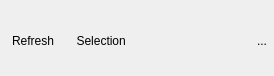
First picture: the form in src/ui/qgsbrowserdockwidgetbase.ui, repository qgis/QGIS, before the edit.
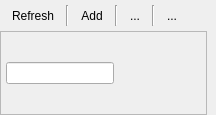
Second picture: the form after the edit. Icons and pictures are not drawn.

Commit message: browser filter

```diff
--- a/src/ui/qgsbrowserdockwidgetbase.ui
+++ b/src/ui/qgsbrowserdockwidgetbase.ui
@@ -6,8 +6,8 @@
    <rect>
     <x>0</x>
     <y>0</y>
-    <width>274</width>
-    <height>76</height>
+    <width>216</width>
+    <height>115</height>
    </rect>
   </property>
   <property name="windowTitle">
@@ -42,22 +42,12 @@
       <property name="spacing">
        <number>5</number>
       </property>
-      <item>
-       <spacer name="horizontalSpacer_2">
-        <property name="orientation">
-         <enum>Qt::Horizontal</enum>
-        </property>
-        <property name="sizeType">
-         <enum>QSizePolicy::Fixed</enum>
-        </property>
-        <property name="sizeHint" stdset="0">
-         <size>
-          <width>5</width>
-          <height>1</height>
-         </size>
-        </property>
-       </spacer>
-      </item>
+      <property name="leftMargin">
+       <number>5</number>
+      </property>
+      <property name="rightMargin">
+       <number>5</number>
+      </property>
       <item>
        <widget class="QToolButton" name="mBtnRefresh">
         <property name="toolTip">
@@ -71,20 +61,27 @@
           <normaloff>:/images/themes/default/mActionRefresh.png</normaloff>:/images/themes/default/mActionRefresh.png</iconset>
         </property>
         <property name="toolButtonStyle">
-         <enum>Qt::ToolButtonTextBesideIcon</enum>
+         <enum>Qt::ToolButtonIconOnly</enum>
         </property>
         <property name="autoRaise">
          <bool>true</bool>
         </property>
        </widget>
       </item>
+      <item>
+       <widget class="Line" name="line_3">
+        <property name="orientation">
+         <enum>Qt::Vertical</enum>
+        </property>
+       </widget>
+      </item>
       <item>
        <widget class="QToolButton" name="mBtnAddLayers">
         <property name="toolTip">
          <string>Add Selected Layers</string>
         </property>
         <property name="text">
-         <string> Selection</string>
+         <string>Add</string>
         </property>
         <property name="icon">
          <iconset resource="../../images/images.qrc">
@@ -99,17 +96,11 @@
        </widget>
       </item>
       <item>
-       <spacer name="horizontalSpacer">
+       <widget class="Line" name="line">
         <property name="orientation">
-         <enum>Qt::Horizontal</enum>
+         <enum>Qt::Vertical</enum>
         </property>
-        <property name="sizeHint" stdset="0">
-         <size>
-          <width>40</width>
-          <height>20</height>
-         </size>
-        </property>
-       </spacer>
+       </widget>
       </item>
       <item>
        <widget class="QToolButton" name="mBtnCollapse">
@@ -128,10 +119,217 @@
         </property>
        </widget>
       </item>
+      <item>
+       <widget class="Line" name="line_2">
+        <property name="orientation">
+         <enum>Qt::Vertical</enum>
+        </property>
+       </widget>
+      </item>
+      <item>
+       <widget class="QToolButton" name="mBtnFilterShow">
+        <property name="toolTip">
+         <string>FIlter Files</string>
+        </property>
+        <property name="text">
+         <string>...</string>
+        </property>
+        <property name="icon">
+         <iconset resource="../../images/images.qrc">
+          <normaloff>:/images/themes/default/mActionFilter.png</normaloff>:/images/themes/default/mActionFilter.png</iconset>
+        </property>
+        <property name="checkable">
+         <bool>true</bool>
+        </property>
+        <property name="checked">
+         <bool>false</bool>
+        </property>
+        <property name="autoRaise">
+         <bool>true</bool>
+        </property>
+       </widget>
+      </item>
+      <item>
+       <spacer name="horizontalSpacer">
+        <property name="orientation">
+         <enum>Qt::Horizontal</enum>
+        </property>
+        <property name="sizeType">
+         <enum>QSizePolicy::MinimumExpanding</enum>
+        </property>
+        <property name="sizeHint" stdset="0">
+         <size>
+          <width>0</width>
+          <height>1</height>
+         </size>
+        </property>
+       </spacer>
+      </item>
      </layout>
     </item>
     <item>
-     <layout class="QHBoxLayout" name="mLayoutBrowser"/>
+     <widget class="QWidget" name="mWidgetFilter" native="true">
+      <layout class="QHBoxLayout" name="horizontalLayout">
+       <property name="spacing">
+        <number>0</number>
+       </property>
+       <property name="margin">
+        <number>0</number>
+       </property>
+       <item>
+        <widget class="QFrame" name="frame">
+         <property name="sizePolicy">
+          <sizepolicy hsizetype="Expanding" vsizetype="Minimum">
+           <horstretch>0</horstretch>
+           <verstretch>0</verstretch>
+          </sizepolicy>
+         </property>
+         <property name="frameShape">
+          <enum>QFrame::StyledPanel</enum>
+         </property>
+         <property name="frameShadow">
+          <enum>QFrame::Raised</enum>
+         </property>
+         <layout class="QHBoxLayout" name="horizontalLayout_3">
+          <property name="spacing">
+           <number>5</number>
+          </property>
+          <property name="leftMargin">
+           <number>5</number>
+          </property>
+          <property name="topMargin">
+           <number>0</number>
+          </property>
+          <property name="rightMargin">
+           <number>5</number>
+          </property>
+          <property name="bottomMargin">
+           <number>0</number>
+          </property>
+          <item>
+           <widget class="QLineEdit" name="mLeFilter">
+            <property name="sizePolicy">
+             <sizepolicy hsizetype="MinimumExpanding" vsizetype="Fixed">
+              <horstretch>0</horstretch>
+              <verstretch>0</verstretch>
+             </sizepolicy>
+            </property>
+            <property name="minimumSize">
+             <size>
+              <width>50</width>
+              <height>0</height>
+             </size>
+            </property>
+            <property name="maximumSize">
+             <size>
+              <width>200</width>
+              <height>16777215</height>
+             </size>
+            </property>
+            <property name="baseSize">
+             <size>
+              <width>0</width>
+              <height>0</height>
+             </size>
+            </property>
+           </widget>
+          </item>
+          <item>
+           <widget class="QToolButton" name="mBtnFilter">
+            <property name="maximumSize">
+             <size>
+              <width>16777215</width>
+              <height>16777215</height>
+             </size>
+            </property>
+            <property name="toolTip">
+             <string>Filter files</string>
+            </property>
+            <property name="text">
+             <string/>
+            </property>
+            <property name="icon">
+             <iconset resource="../../images/images.qrc">
+              <normaloff>:/images/themes/default/mActionFilter.png</normaloff>:/images/themes/default/mActionFilter.png</iconset>
+            </property>
+            <property name="autoRaise">
+             <bool>true</bool>
+            </property>
+           </widget>
+          </item>
+          <item>
+           <widget class="QToolButton" name="mBtnFilterClear">
+            <property name="toolTip">
+             <string>Clear Filter</string>
+            </property>
+            <property name="text">
+             <string/>
+            </property>
+            <property name="icon">
+             <iconset resource="../../images/images.qrc">
+              <normaloff>:/images/themes/default/mActionFilterDelete.png</normaloff>:/images/themes/default/mActionFilterDelete.png</iconset>
+            </property>
+            <property name="autoRaise">
+             <bool>true</bool>
+            </property>
+           </widget>
+          </item>
+          <item>
+           <widget class="QToolButton" name="mBtnFilterOptions">
+            <property name="toolTip">
+             <string>Options</string>
+            </property>
+            <property name="text">
+             <string/>
+            </property>
+            <property name="icon">
+             <iconset resource="../../images/images.qrc">
+              <normaloff>:/images/themes/default/mActionOptions.png</normaloff>:/images/themes/default/mActionOptions.png</iconset>
+            </property>
+            <property name="popupMode">
+             <enum>QToolButton::InstantPopup</enum>
+            </property>
+            <property name="toolButtonStyle">
+             <enum>Qt::ToolButtonIconOnly</enum>
+            </property>
+            <property name="autoRaise">
+             <bool>true</bool>
+            </property>
+           </widget>
+          </item>
+         </layout>
+         <zorder>mBtnFilter</zorder>
+         <zorder>mBtnFilter</zorder>
+         <zorder>mLeFilter</zorder>
+         <zorder>mBtnFilterClear</zorder>
+         <zorder>mBtnFilterOptions</zorder>
+        </widget>
+       </item>
+       <item>
+        <spacer name="horizontalSpacer_3">
+         <property name="orientation">
+          <enum>Qt::Horizontal</enum>
+         </property>
+         <property name="sizeType">
+          <enum>QSizePolicy::MinimumExpanding</enum>
+         </property>
+         <property name="sizeHint" stdset="0">
+          <size>
+           <width>0</width>
+           <height>20</height>
+          </size>
+         </property>
+        </spacer>
+       </item>
+      </layout>
+     </widget>
+    </item>
+    <item>
+     <layout class="QHBoxLayout" name="mLayoutBrowser">
+      <property name="spacing">
+       <number>5</number>
+      </property>
+     </layout>
     </item>
    </layout>
   </widget>
```
The commit also changes 5 other files.
